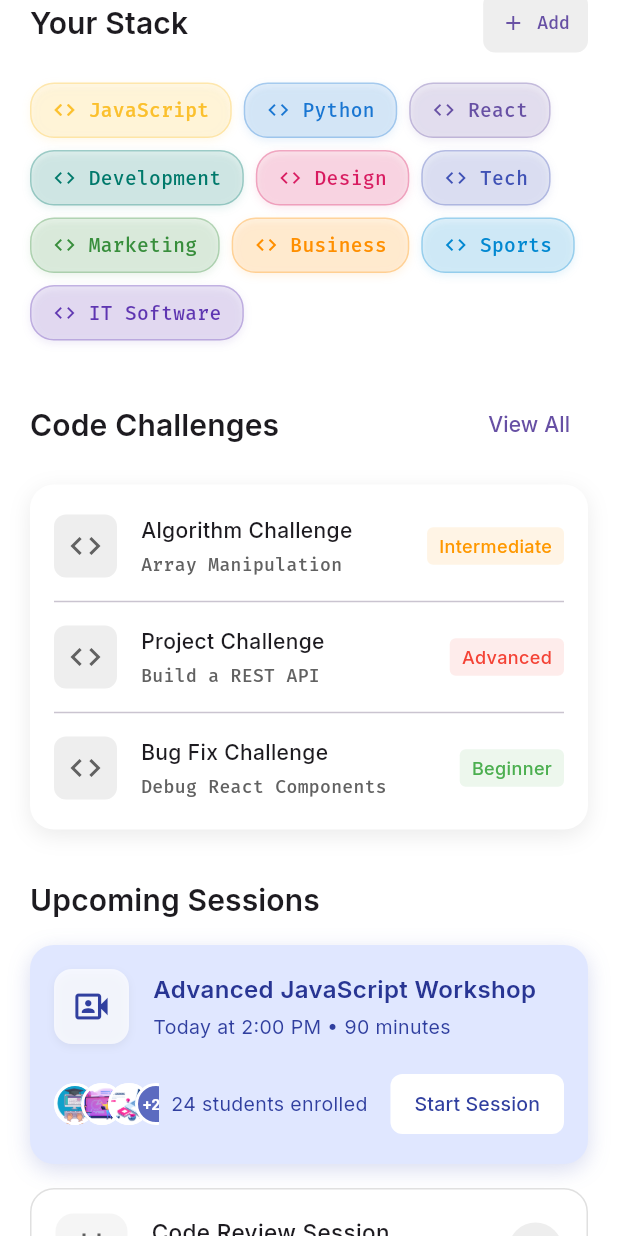
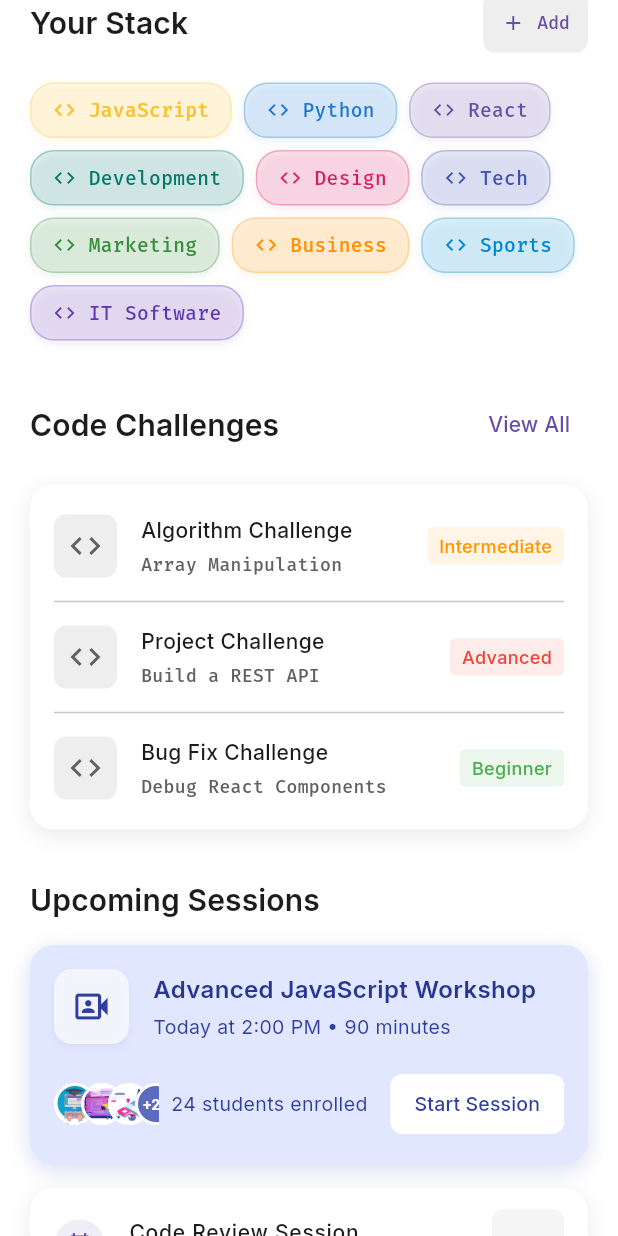
Before and after one commit to flappyBirdBol-anon/code-bolanon-mobile, a Flutter app: the TrainerHomeView screen opened directly, scrolled down 1152 dp, after a tap on "Code Review Session", on a phone screen of 412 x 824 dp. Run offline on Flutter 3.47's test engine with Material 3 defaults, Android fonts, the phone set to English and light mode, and no system bars; our stand-ins replace animate_do, carousel_slider, dio, flutter_cache_manager, flutter_secure_storage, flutter_svg and 11 more; accounts and stored records are empty.

Commit message:
done refactored custom list item

```diff
--- /dev/null
+++ b/lib/ui/common/widgets/custom_list_item.dart
@@ -0,0 +1,206 @@
+import 'package:flutter/material.dart';
+import 'package:google_fonts/google_fonts.dart';
+import 'package:shimmer/shimmer.dart';
+
+class CustomListItem extends StatelessWidget {
+  final String text;
+  final VoidCallback onPressed;
+  final Color? backgroundColor;
+  final Color? textColor;
+  final Color? iconColor;
+  final double? width;
+  final double? height;
+  final double? fontSize;
+  final FontWeight? fontWeight;
+  final BorderRadius? borderRadius;
+  final EdgeInsetsGeometry? padding;
+  final bool isLoading;
+  final bool isDisabled;
+  final IconData? icon;
+  final double? iconSize;
+  final double? spacing;
+  final String? instructorName;
+  final bool isHorizontalCard;
+  final int? itemCount;
+  final String? imageUrl;
+  final int? lessons;
+  final double? rating;
+  final int? reviews;
+  final String? price;
+  final IconData? leadingIcon;
+  final String? subtitle;
+  final Color? leadingIconBackgroundColor;
+  final Color? leadingIconColor;
+  final Widget? trailing;
+  final bool showDivider;
+  final double? indentDivider;
+  final bool useTileStyle;
+
+  const CustomListItem({
+    Key? key,
+    required this.text,
+    required this.onPressed,
+    this.backgroundColor,
+    this.textColor,
+    this.iconColor,
+    this.width,
+    this.height = 48.0,
+    this.fontSize,
+    this.fontWeight,
+    this.borderRadius,
+    this.padding,
+    this.isLoading = false,
+    this.isDisabled = false,
+    this.icon,
+    this.iconSize = 18,
+    this.spacing = 8,
+    this.instructorName,
+    this.isHorizontalCard = false,
+    this.itemCount = 3,
+    this.imageUrl,
+    this.lessons,
+    this.rating,
+    this.reviews,
+    this.price,
+    this.leadingIcon,
+    this.subtitle,
+    this.leadingIconBackgroundColor,
+    this.leadingIconColor,
+    this.trailing,
+    this.showDivider = false,
+    this.indentDivider = 60,
+    this.useTileStyle = false,
+  }) : super(key: key);
+
+  @override
+  Widget build(BuildContext context) {
+    final theme = Theme.of(context);
+    final isDark = theme.brightness == Brightness.dark;
+
+    if (isLoading) {
+      return _buildLoadingSkeleton(isDark);
+    }
+
+    if (useTileStyle) {
+      return Material(
+        type: MaterialType.transparency,
+        child: InkWell(
+          onTap: onPressed,
+          child: ListTile(
+            contentPadding:
+                const EdgeInsets.symmetric(horizontal: 16, vertical: 2),
+            leading: leadingIcon != null
+                ? Container(
+                    padding: const EdgeInsets.all(8),
+                    decoration: BoxDecoration(
+                      color: leadingIconBackgroundColor ??
+                          theme.primaryColor.withOpacity(0.1),
+                      shape: BoxShape.circle,
+                    ),
+                    child: Icon(
+                      leadingIcon,
+                      color: leadingIconColor ?? theme.primaryColor,
+                      size: iconSize,
+                    ),
+                  )
+                : null,
+            title: Text(
+              text,
+              style: GoogleFonts.inter(
+                fontSize: fontSize ?? 14,
+                fontWeight: fontWeight ?? FontWeight.w500,
+                color: textColor,
+              ),
+            ),
+            subtitle: subtitle != null
+                ? Text(
+                    subtitle!,
+                    style: GoogleFonts.inter(
+                      fontSize: 12,
+                      color: isDark ? Colors.grey[400] : Colors.grey[600],
+                    ),
+                  )
+                : null,
+            trailing: trailing ??
+                Container(
+                  decoration: BoxDecoration(
+                    color: isDark ? Colors.grey[800] : Colors.grey[100],
+                    borderRadius: BorderRadius.circular(8),
+                  ),
+                  child: IconButton(
+                    icon: Icon(
+                      Icons.chevron_right,
+                      color: isDark ? Colors.grey[400] : Colors.grey[600],
+                      size: 20,
+                    ),
+                    constraints: const BoxConstraints(),
+                    padding: const EdgeInsets.all(8),
+                    onPressed: onPressed,
+                  ),
+                ),
+          ),
+        ),
+      );
+    }
+
+    return Container(
+        // ...existing container code...
+        );
+  }
+
+  Widget _buildLoadingSkeleton(bool isDark) {
+    return Shimmer.fromColors(
+      baseColor: Colors.grey[300]!,
+      highlightColor: Colors.grey[100]!,
+      child: Padding(
+        padding: const EdgeInsets.symmetric(vertical: 8.0, horizontal: 16.0),
+        child: Row(
+          children: [
+            Container(
+              width: 36,
+              height: 36,
+              decoration: const BoxDecoration(
+                color: Colors.white,
+                shape: BoxShape.circle,
+              ),
+            ),
+            const SizedBox(width: 16),
+            Expanded(
+              child: Column(
+                crossAxisAlignment: CrossAxisAlignment.start,
+                children: [
+                  Container(
+                    width: double.infinity,
+                    height: 14,
+                    decoration: BoxDecoration(
+                      color: Colors.white,
+                      borderRadius: BorderRadius.circular(4),
+                    ),
+                  ),
+                  const SizedBox(height: 6),
+                  Container(
+                    width: 120,
+                    height: 10,
+                    decoration: BoxDecoration(
+                      color: Colors.white,
+                      borderRadius: BorderRadius.circular(4),
+                    ),
+                  ),
+                ],
+              ),
+            ),
+            const SizedBox(width: 8),
+            Container(
+              width: 32,
+              height: 32,
+              decoration: BoxDecoration(
+                color: Colors.white,
+                borderRadius: BorderRadius.circular(8),
+              ),
+            ),
+          ],
+        ),
+      ),
+    );
+  }
+}
--- a/lib/ui/views/trainer_home/trainer_home_view.dart
+++ b/lib/ui/views/trainer_home/trainer_home_view.dart
@@ -1,5 +1,6 @@
 import 'package:carousel_slider/carousel_slider.dart';
 import 'package:code_bolanon/ui/common/widgets/custom_card.dart';
+import 'package:code_bolanon/ui/common/widgets/custom_list_item.dart';
 import 'package:code_bolanon/ui/common/widgets/images/png_images.dart';
 import 'package:code_bolanon/ui/views/trainer_home/trainer_home_viewmodel.dart';
 import 'package:flutter/material.dart';
@@ -1265,65 +1266,41 @@ class TrainerHomeView extends StackedView<TrainerHomeViewModel> {
               ),
             ],
           ),
+          child: Padding(
+            padding: const EdgeInsets.all(8.0),
             child: viewModel.isLoading
-              ? _buildActivitySkeleton()
+                ? ListView.separated(
+                    shrinkWrap: true,
+                    physics: const NeverScrollableScrollPhysics(),
+                    itemCount: 3,
+                    separatorBuilder: (context, index) =>
+                        const Divider(height: 1),
+                    itemBuilder: (context, index) {
+                      return CustomListItem(
+                        text: '',
+                        onPressed: () {},
+                        isLoading: true,
+                        useTileStyle: true,
+                      );
+                    },
+                  )
                 : ListView.separated(
                     shrinkWrap: true,
                     physics: const NeverScrollableScrollPhysics(),
                     itemCount: viewModel.recentActivities.length,
-                  separatorBuilder: (context, index) => Divider(
-                    height: 1,
-                    color: isDark ? Colors.grey[700] : Colors.grey[200],
-                    indent: 60,
-                  ),
+                    separatorBuilder: (context, index) =>
+                        const Divider(height: 1),
                     itemBuilder: (context, index) {
                       final activity = viewModel.recentActivities[index];
-                    return ListTile(
-                      leading: Container(
-                        padding: const EdgeInsets.all(8),
-                        decoration: BoxDecoration(
-                          color: theme.primaryColor.withOpacity(0.1),
-                          shape: BoxShape.circle,
-                        ),
-                        child: Icon(
-                          activity.icon,
-                          color: theme.primaryColor,
-                          size: 20,
-                        ),
-                      ),
-                      title: Text(
-                        activity.title,
-                        style: bodyStyle.copyWith(
-                          fontSize: 14,
-                          fontWeight: FontWeight.w500,
-                        ),
-                      ),
-                      subtitle: Text(
-                        activity.timestamp,
-                        style: bodyStyle.copyWith(
-                          fontSize: 12,
-                          color: isDark ? Colors.grey[400] : Colors.grey[600],
-                        ),
-                      ),
-                      trailing: Container(
-                        decoration: BoxDecoration(
-                          color: isDark ? Colors.grey[800] : Colors.grey[100],
-                          borderRadius: BorderRadius.circular(8),
-                        ),
-                        child: IconButton(
-                          icon: Icon(
-                            Icons.chevron_right,
-                            color: isDark ? Colors.grey[400] : Colors.grey[600],
-                            size: 20,
-                          ),
-                          constraints: const BoxConstraints(),
-                          padding: const EdgeInsets.all(8),
+                      return CustomListItem(
+                        text: activity.title,
+                        subtitle: activity.timestamp,
+                        leadingIcon: activity.icon,
                         onPressed: () => viewModel.openActivity(activity.id),
-                        ),
-                      ),
-                      onTap: () => viewModel.openActivity(activity.id),
+                        useTileStyle: true,
                       );
                     },
+                  ),
           ),
         ),
       ],
@@ -1513,69 +1490,24 @@ class TrainerHomeView extends StackedView<TrainerHomeViewModel> {
         ),
         const SizedBox(height: 16),
         Container(
-          padding: const EdgeInsets.all(16),
           decoration: BoxDecoration(
             color: isDark ? const Color(0xFF1E293B) : Colors.white,
             borderRadius: BorderRadius.circular(16),
-            border: Border.all(
-              color: isDark ? Colors.grey[700]! : Colors.grey[300]!,
-              width: 1,
-            ),
-          ),
-          child: InkWell(
-            onTap: () => viewModel.openReviewSession(),
-            borderRadius: BorderRadius.circular(12),
-            child: Row(
-              children: [
-                Container(
-                  padding: const EdgeInsets.all(12),
-                  decoration: BoxDecoration(
-                    color: isDark ? Colors.grey[800] : Colors.grey[100],
-                    borderRadius: BorderRadius.circular(12),
-                  ),
-                  child: Icon(
-                    Icons.event_note_outlined,
-                    color: isDark ? Colors.grey[400] : Colors.grey[700],
-                    size: 24,
-                  ),
-                ),
-                const SizedBox(width: 16),
-                Expanded(
-                  child: Column(
-                    crossAxisAlignment: CrossAxisAlignment.start,
-                    children: [
-                      Text(
-                        'Code Review Session',
-                        style: GoogleFonts.inter(
-                          fontWeight: FontWeight.w500,
-                          fontSize: 15,
-                        ),
-                      ),
-                      const SizedBox(height: 4),
-                      Text(
-                        'Tomorrow at 10:00 AM',
-                        style: GoogleFonts.inter(
-                          color: isDark ? Colors.grey[400] : Colors.grey[600],
-                          fontSize: 13,
-                        ),
-                      ),
-                    ],
-                  ),
-                ),
-                Container(
-                  padding: const EdgeInsets.all(8),
-                  decoration: BoxDecoration(
-                    color: isDark ? Colors.grey[800] : Colors.grey[200],
-                    shape: BoxShape.circle,
-                  ),
-                  child: Icon(
-                    Icons.chevron_right,
-                    color: isDark ? Colors.grey[400] : Colors.grey[700],
-                    size: 20,
-                  ),
-                ),
-              ],
-            ),
+            boxShadow: [
+              BoxShadow(
+                color: Colors.black.withOpacity(0.08),
+                offset: const Offset(0, 4),
+                blurRadius: 12,
+                spreadRadius: 0,
+              ),
+            ],
+          ),
+          child: CustomListItem(
+            text: 'Code Review Session',
+            subtitle: 'Tomorrow at 10:00 AM',
+            leadingIcon: Icons.event_note_outlined,
+            onPressed: () => viewModel.openReviewSession(),
+            useTileStyle: true,
           ),
         ),
       ],
```
Lines whose indentation alone changed are shown as unchanged.
